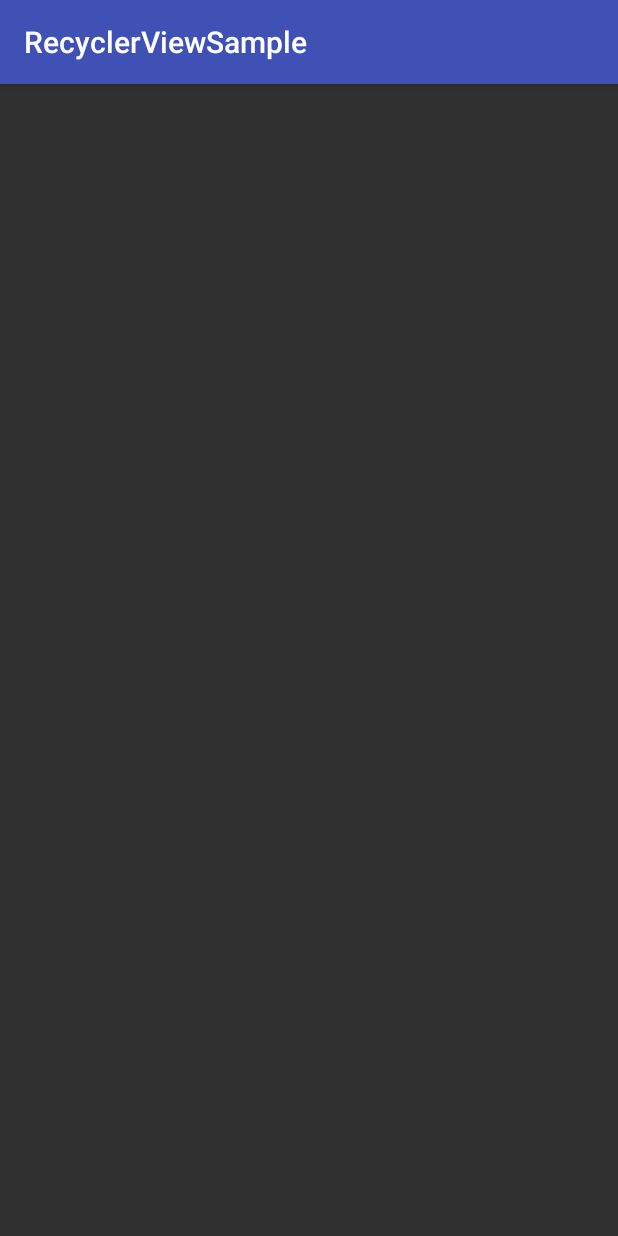
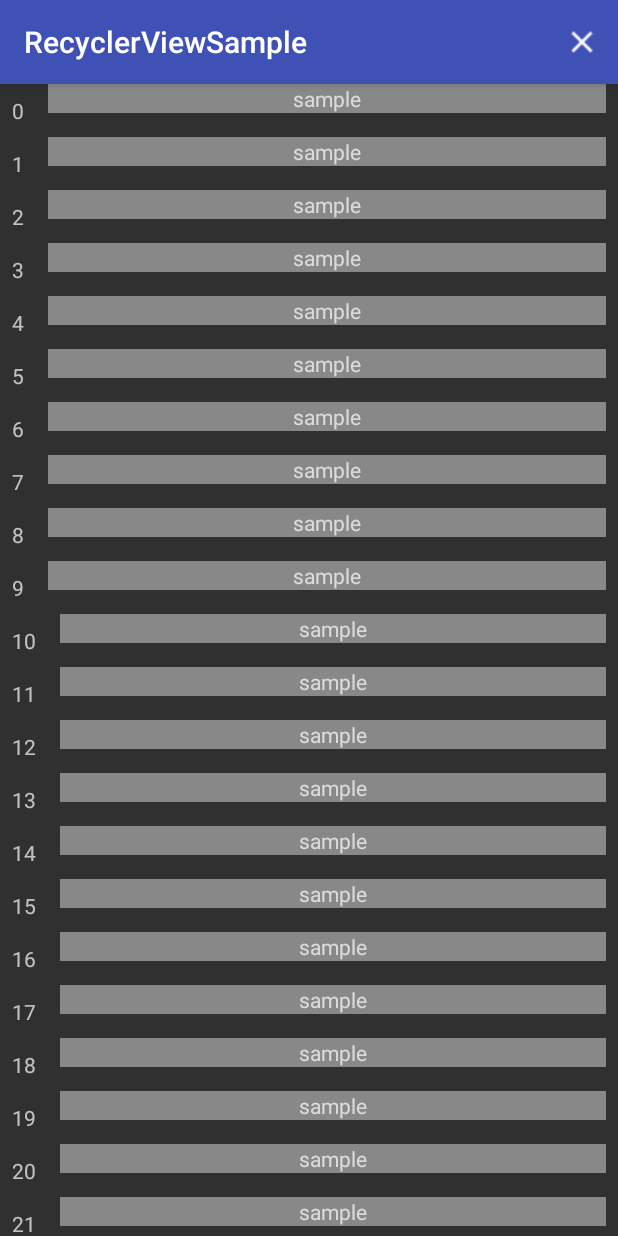
Before and after one commit to haowenbiao/AndroidProject, an Android app: the RecyclerViewActivity screen opened directly, with no data from a screen before it, on a phone screen of 412 x 824 dp. Run offline under Robolectric (Android 15) with nearby library versions, the phone set to English and light mode, and no system bars.

Commit message:
20170405-001

```diff
--- a/MyApplication/app/src/main/java/com/example/myapplication/RecyclerViewActivity.java
+++ b/MyApplication/app/src/main/java/com/example/myapplication/RecyclerViewActivity.java
@@ -1,23 +1,51 @@
 package com.example.myapplication;
 
+import android.content.Context;
+import android.content.Intent;
 import android.support.v7.app.AppCompatActivity;
 import android.os.Bundle;
+import android.support.v7.widget.LinearLayoutManager;
 import android.support.v7.widget.RecyclerView;
 import android.view.LayoutInflater;
 import android.view.View;
 import android.view.ViewGroup;
 import android.widget.TextView;
+import android.widget.Toast;
 
+import java.util.ArrayList;
 import java.util.List;
 
-public class RecyclerViewActivity extends AppCompatActivity {
+public class RecyclerViewActivity extends ActivityWithCloseMenu {
+
+    List<My_ListItem> my_listItems = new ArrayList<>();
+    RecyclerView rv_sample;
 
     @Override
     protected void onCreate(Bundle savedInstanceState) {
         super.onCreate(savedInstanceState);
         setContentView(R.layout.activity_recycler_view);
+
+        yangshi1();
+
+        rv_sample = (RecyclerView) findViewById(R.id.rv_sample);
+        LinearLayoutManager linearLayoutManager = new LinearLayoutManager(this);
+        rv_sample.setLayoutManager(linearLayoutManager);
+        My_RecycleViewAdapter my_recycleViewAdapter = new My_RecycleViewAdapter(my_listItems);
+        rv_sample.setAdapter(my_recycleViewAdapter);
+
     }
 
+    private void yangshi1() {
+        for (int i = 0; i < 300; i++) {
+            My_ListItem listItem = new My_ListItem(i, "sample");
+            my_listItems.add(listItem);
+        }
+    }
+
+    public static void start(Context context, Class<?> cls) {
+        Intent starter = new Intent(context, cls);
+        context.startActivity(starter);
+    }
 
     public class My_ListItem {
         private int m_id;
@@ -49,6 +77,20 @@ public class RecyclerViewActivity extends AppCompatActivity {
         public ViewHolder onCreateViewHolder(ViewGroup parent, int viewType) {
             View view = LayoutInflater.from(parent.getContext()).inflate(R.layout.layout_item, parent, false);
             ViewHolder viewHolder = new ViewHolder(view);
+            viewHolder.tv_Id.setOnClickListener(new View.OnClickListener() {
+                @Override
+                public void onClick(View v) {
+                    Toast.makeText(RecyclerViewActivity.this,
+                            String.valueOf(my_listItems.get(viewHolder.getAdapterPosition()).getId()), Toast.LENGTH_SHORT).show();
+                }
+            });
+            viewHolder.tv_Name.setOnClickListener(new View.OnClickListener() {
+                @Override
+                public void onClick(View v) {
+                    Toast.makeText(RecyclerViewActivity.this,
+                            my_listItems.get(viewHolder.getAdapterPosition()).getName(), Toast.LENGTH_SHORT).show();
+                }
+            });
             return viewHolder;
         }
 
@@ -70,8 +112,10 @@ public class RecyclerViewActivity extends AppCompatActivity {
 
             public ViewHolder(View itemView) {
                 super(itemView);
-                tv_Id = (TextView) findViewById(R.id.tv_item_Id);
-                tv_Name = (TextView) findViewById(R.id.tv_item_Name);
+                tv_Id = (TextView) itemView.findViewById(R.id.tv_item_Id);
+//                tv_Id.setOnClickListener(v -> Toast.makeText(RecyclerViewActivity.this, ((TextView)v).getText(), Toast.LENGTH_SHORT).show());
+                tv_Name = (TextView) itemView.findViewById(R.id.tv_item_Name);
+//                tv_Name.setOnClickListener(v -> Toast.makeText(RecyclerViewActivity.this, ((TextView)v).getText(), Toast.LENGTH_SHORT).show());
             }
         }
     }
--- a/MyApplication/app/src/main/res/layout/activity_recycler_view.xml
+++ b/MyApplication/app/src/main/res/layout/activity_recycler_view.xml
@@ -1,17 +1,10 @@
 <?xml version="1.0" encoding="utf-8"?>
-<android.support.constraint.ConstraintLayout xmlns:android="http://schemas.android.com/apk/res/android"
-    xmlns:app="http://schemas.android.com/apk/res-auto"
-    xmlns:tools="http://schemas.android.com/tools"
+<LinearLayout xmlns:android="http://schemas.android.com/apk/res/android"
     android:layout_width="match_parent"
-    android:layout_height="match_parent"
-    tools:context="com.example.myapplication.RecyclerViewActivity">
+    android:layout_height="match_parent">
 
     <android.support.v7.widget.RecyclerView
         android:id="@+id/rv_sample"
-        android:layout_width="0dp"
-        android:layout_height="0dp"
-        app:layout_constraintBottom_toBottomOf="parent"
-        app:layout_constraintLeft_toLeftOf="parent"
-        app:layout_constraintRight_toRightOf="parent"
-        app:layout_constraintTop_toTopOf="parent" />
-</android.support.constraint.ConstraintLayout>
+        android:layout_width="match_parent"
+        android:layout_height="match_parent" />
+</LinearLayout>
--- a/MyApplication/app/src/main/res/layout/layout_item.xml
+++ b/MyApplication/app/src/main/res/layout/layout_item.xml
@@ -1,7 +1,7 @@
 <?xml version="1.0" encoding="utf-8"?>
 <LinearLayout xmlns:android="http://schemas.android.com/apk/res/android"
     android:layout_width="match_parent"
-    android:layout_height="match_parent">
+    android:layout_height="wrap_content">
 
     <TextView
         android:id="@+id/tv_item_Id"
@@ -9,13 +9,14 @@
         android:layout_height="wrap_content"
         android:layout_margin="8dp"
          />
-
     <TextView
         android:id="@+id/tv_item_Name"
         android:layout_width="0dp"
         android:layout_height="wrap_content"
         android:layout_weight="1"
         android:gravity="center"
-        android:layout_gravity="center"
+        android:layout_gravity="center_horizontal"
+        android:layout_margin="8dp"
+        android:background="#888"
          />
 </LinearLayout>
--- a/MyApplication/build.gradle
+++ b/MyApplication/build.gradle
@@ -5,7 +5,7 @@ buildscript {
         jcenter()
     }
     dependencies {
-        classpath 'com.android.tools.build:gradle:2.3.0'
+        classpath 'com.android.tools.build:gradle:2.3.1'
 
         //lambda
         classpath 'me.tatarka:gradle-retrolambda:3.2.0'
```
Also changed, not shown: MyApplication/app/src/main/java/com/example/myapplication/ListViewActivity.java (+6 -3 lines), MyApplication/app/src/main/java/com/example/myapplication/MainActivity.java (+5 -2 lines), MyApplication/app/src/main/res/layout/activity_main.xml (+9 -0 lines).
